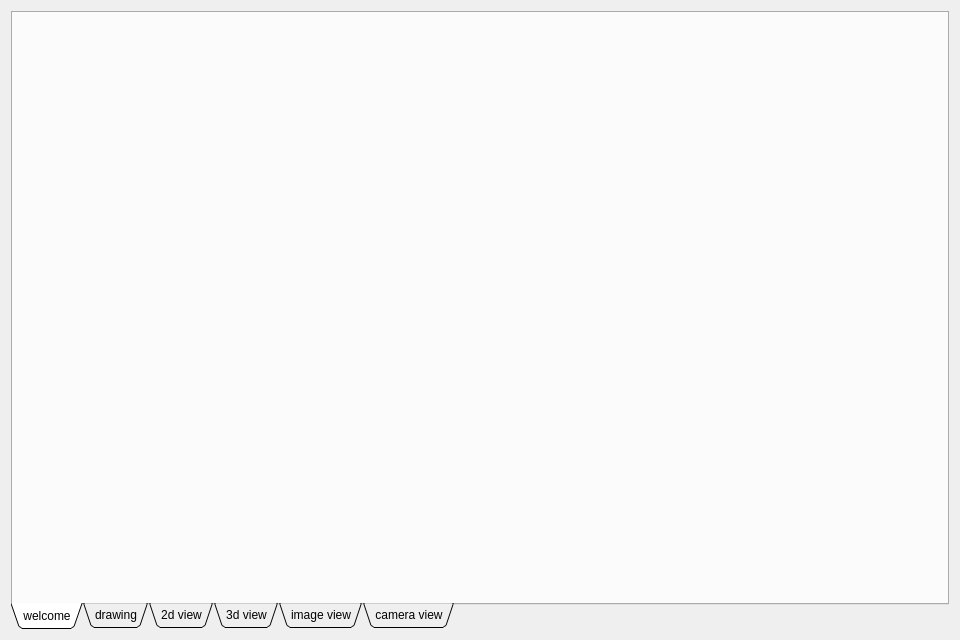
First picture: the form in app/ui/main_tab_widget.ui, repository xuguodong1999/COCR, before the edit.
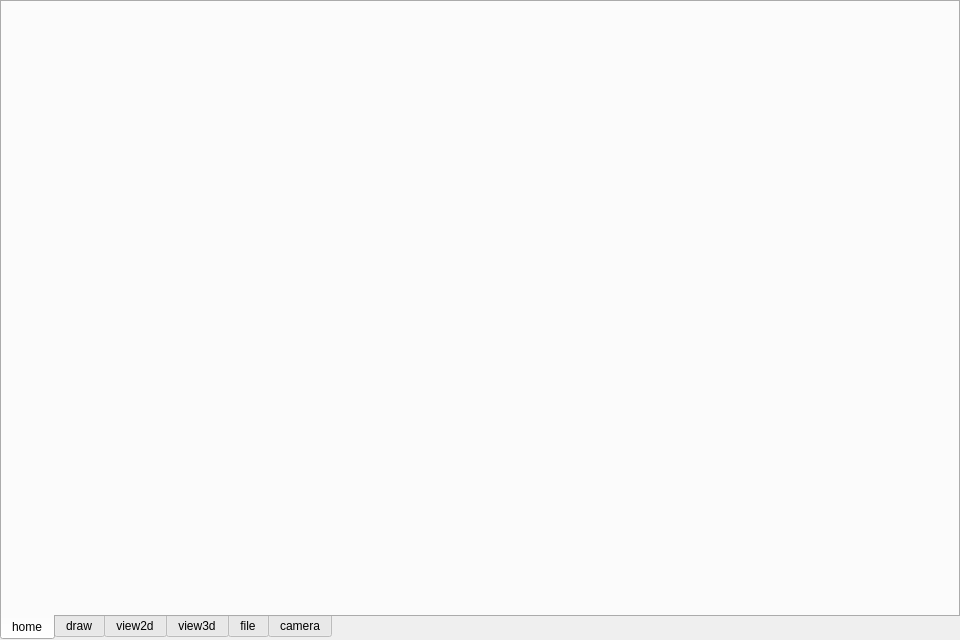
Second picture: the form after the edit. Icons and pictures are not drawn.

The edit to the form file:
```diff
--- a/app/ui/main_tab_widget.ui
+++ b/app/ui/main_tab_widget.ui
@@ -14,6 +14,21 @@
             <string>leafxy app</string>
         </property>
         <layout class="QHBoxLayout" name="horizontalLayout">
+            <property name="spacing">
+                <number>0</number>
+            </property>
+            <property name="leftMargin">
+                <number>0</number>
+            </property>
+            <property name="topMargin">
+                <number>0</number>
+            </property>
+            <property name="rightMargin">
+                <number>0</number>
+            </property>
+            <property name="bottomMargin">
+                <number>0</number>
+            </property>
             <item>
                 <widget class="QTabWidget" name="tabWidget">
                     <property name="styleSheet">
@@ -23,39 +38,71 @@
                         <enum>QTabWidget::South</enum>
                     </property>
                     <property name="tabShape">
-                        <enum>QTabWidget::Triangular</enum>
+                        <enum>QTabWidget::Rounded</enum>
                     </property>
                     <property name="currentIndex">
                         <number>0</number>
                     </property>
+                    <property name="iconSize">
+                        <size>
+                            <width>32</width>
+                            <height>32</height>
+                        </size>
+                    </property>
+                    <property name="elideMode">
+                        <enum>Qt::ElideNone</enum>
+                    </property>
+                    <property name="documentMode">
+                        <bool>false</bool>
+                    </property>
+                    <property name="tabsClosable">
+                        <bool>false</bool>
+                    </property>
+                    <property name="movable">
+                        <bool>false</bool>
+                    </property>
+                    <property name="tabBarAutoHide">
+                        <bool>false</bool>
+                    </property>
                     <widget class="QWidget" name="wel_tab">
+                        <property name="sizePolicy">
+                            <sizepolicy hsizetype="Preferred" vsizetype="Preferred">
+                                <horstretch>0</horstretch>
+                                <verstretch>0</verstretch>
+                            </sizepolicy>
+                        </property>
+                        <attribute name="icon">
+                            <iconset resource="../../resources/app.qrc">
+                                <normaloff>:/img/home.png</normaloff>:/img/home.png
+                            </iconset>
+                        </attribute>
                         <attribute name="title">
-                            <string>welcome</string>
+                            <string>home</string>
                         </attribute>
                     </widget>
                     <widget class="QWidget" name="draw_tab">
                         <attribute name="title">
-                            <string>drawing</string>
+                            <string>draw</string>
                         </attribute>
                     </widget>
                     <widget class="QWidget" name="v2d_tab">
                         <attribute name="title">
-                            <string>2d view</string>
+                            <string>view2d</string>
                         </attribute>
                     </widget>
                     <widget class="QWidget" name="v3d_tab">
                         <attribute name="title">
-                            <string>3d view</string>
+                            <string>view3d</string>
                         </attribute>
                     </widget>
                     <widget class="QWidget" name="img_tab">
                         <attribute name="title">
-                            <string>image view</string>
+                            <string>file</string>
                         </attribute>
                     </widget>
                     <widget class="QWidget" name="cam_tab">
                         <attribute name="title">
-                            <string>camera view</string>
+                            <string>camera</string>
                         </attribute>
                     </widget>
                 </widget>
```
Left out of the diff: 29 changed lines with no effect on the pictures.
